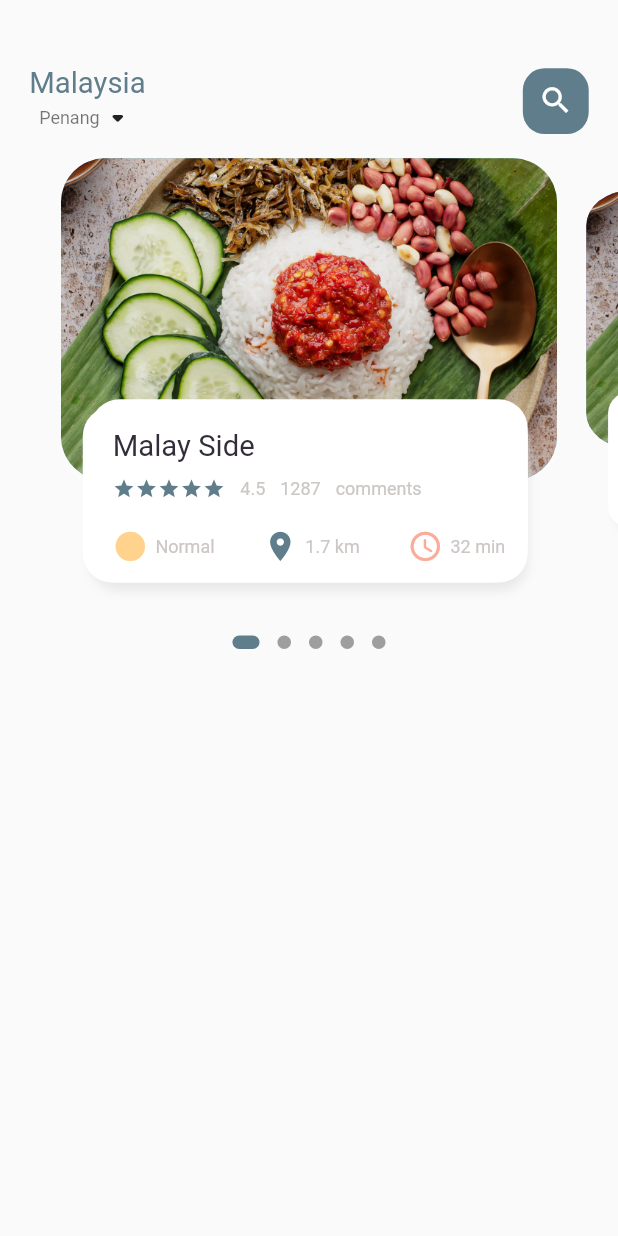
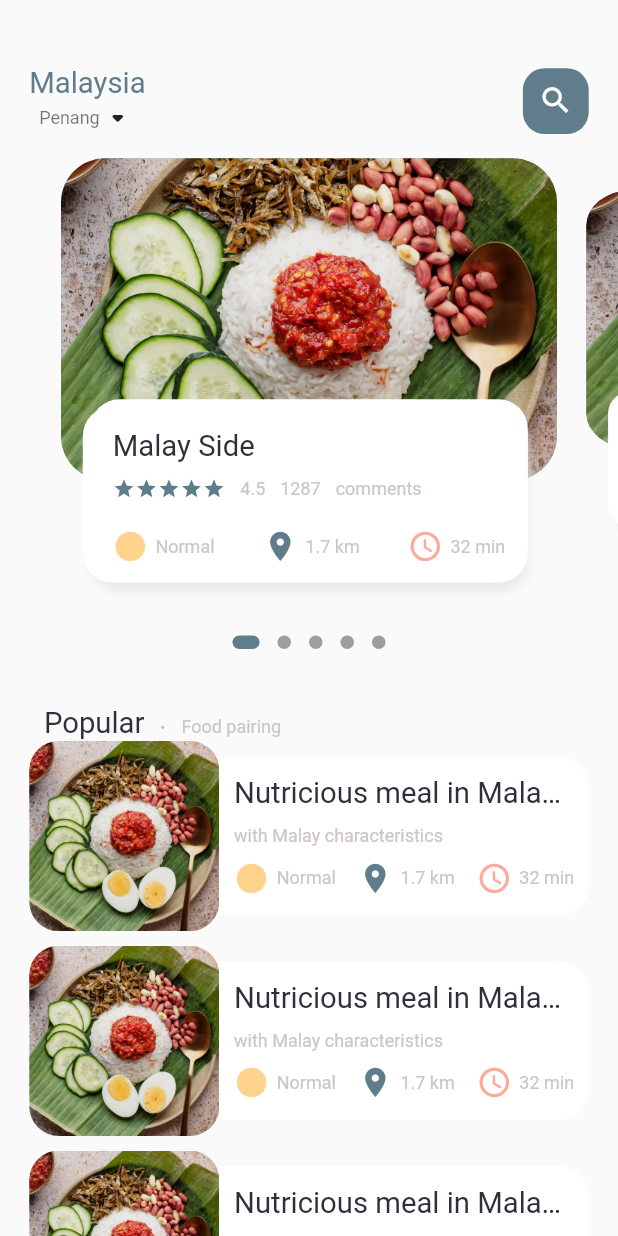
Before and after one commit to aimrsyh/E-commerce-Food-, a Flutter app: the screen it shows after launch, on a phone screen of 412 x 824 dp. Run offline on Flutter 3.47's test engine with Material 2 defaults, Android fonts, the phone set to English and light mode, and no system bars; drawn by our look-alikes of dots_indicator; our stand-ins replace get; missing offline and left inert: dart:ffi.

Commit message:
list view builder

```diff
--- a/lib/home/food_page_body.dart
+++ b/lib/home/food_page_body.dart
@@ -40,8 +40,8 @@
   Widget build(BuildContext context) {
     return Column(
       children: [
+        // slider section
         Container(
-          //color: Colors.redAccent,
           height: Dimensions.pageView,
           child: PageView.builder(
               controller: pageController,
@@ -50,6 +50,7 @@
                 return _buildPageItem(position);
               }),
         ),
+        // dots
         new DotsIndicator(
           dotsCount: 5,
           position: _currPageValue,
@@ -61,6 +62,117 @@
                 borderRadius: BorderRadius.circular(5.0)),
           ),
         ),
+        // popular text
+        SizedBox(
+          height: Dimensions.height30,
+        ),
+        Container(
+          margin: EdgeInsets.only(left: Dimensions.width30),
+          child: Row(
+            crossAxisAlignment: CrossAxisAlignment.end,
+            children: [
+              BigText(text: "Popular"),
+              SizedBox(
+                width: Dimensions.width10,
+              ),
+              Container(
+                margin: const EdgeInsets.only(bottom: 3),
+                child: BigText(
+                  text: ".",
+                  color: Colors.black26,
+                ),
+              ),
+              SizedBox(
+                width: Dimensions.width10,
+              ),
+              Container(
+                margin: const EdgeInsets.only(bottom: 2),
+                child: SmallText(text: "Food pairing"),
+              )
+            ],
+          ),
+        ),
+        // list of food and images
+        ListView.builder(
+            physics: NeverScrollableScrollPhysics(),
+            shrinkWrap: true,
+            itemCount: 10,
+            itemBuilder: (context, index) {
+              return Container(
+                margin: EdgeInsets.only(
+                    left: Dimensions.width20,
+                    right: Dimensions.width20,
+                    bottom: Dimensions.height10),
+                child: Row(
+                  children: [
+                    //image section
+                    Container(
+                      width: Dimensions.listViewImgSize,
+                      height: Dimensions.listViewImgSize,
+                      decoration: BoxDecoration(
+                        borderRadius:
+                            BorderRadius.circular(Dimensions.radius20),
+                        color: Colors.white38,
+                        image: DecorationImage(
+                          fit: BoxFit.cover,
+                          image: AssetImage("assets/image/nasilemak.jpg"),
+                        ),
+                      ),
+                    ),
+                    // text container
+                    Expanded(
+                      child: Container(
+                        height: Dimensions.listViewTextContSize,
+                        decoration: BoxDecoration(
+                          borderRadius: BorderRadius.only(
+                              topRight: Radius.circular(Dimensions.radius20),
+                              bottomRight:
+                                  Radius.circular(Dimensions.radius20)),
+                          color: Colors.white,
+                        ),
+                        child: Padding(
+                          padding: EdgeInsets.only(
+                              left: Dimensions.width10,
+                              right: Dimensions.width10),
+                          child: Column(
+                            crossAxisAlignment: CrossAxisAlignment.start,
+                            mainAxisAlignment: MainAxisAlignment.center,
+                            children: [
+                              BigText(text: "Nutricious meal in Malaysia"),
+                              SizedBox(
+                                height: Dimensions.height10,
+                              ),
+                              SmallText(text: "with Malay characteristics"),
+                              SizedBox(
+                                height: Dimensions.height10,
+                              ),
+                              Row(
+                                mainAxisAlignment:
+                                    MainAxisAlignment.spaceBetween,
+                                children: [
+                                  IconAndTextWidget(
+                                      icon: Icons.circle_sharp,
+                                      text: "Normal",
+                                      iconColor: AppColors.iconColor1),
+                                  IconAndTextWidget(
+                                      icon: Icons.location_on,
+                                      text: "1.7 km",
+                                      iconColor: AppColors.mainColor),
+                                  IconAndTextWidget(
+                                      icon: Icons.access_time_rounded,
+                                      text: "32 min",
+                                      iconColor: AppColors.iconColor2)
+                                ],
+                              )
+                            ],
+                          ),
+                        ),
+                      ),
+                    )
+                  ],
+                ),
+              );
+            }),
       ],
     );
   }
--- a/lib/home/main_food_page.dart
+++ b/lib/home/main_food_page.dart
@@ -67,7 +67,10 @@
             ),
           ),
           //showing the body
-          FoodPageBody(),
+          Expanded(
+              child: SingleChildScrollView(
+            child: FoodPageBody(),
+          )),
         ],
       ),
     );
--- a/lib/utils/dimensions.dart
+++ b/lib/utils/dimensions.dart
@@ -31,4 +31,8 @@
 
   //icon size
   static double iconSize24 = screenHeight / 35.17;
+
+  //list view size
+  static double listViewImgSize = screenWidth / 3.25;
+  static double listViewTextContSize = screenWidth / 3.9;
 }
```
